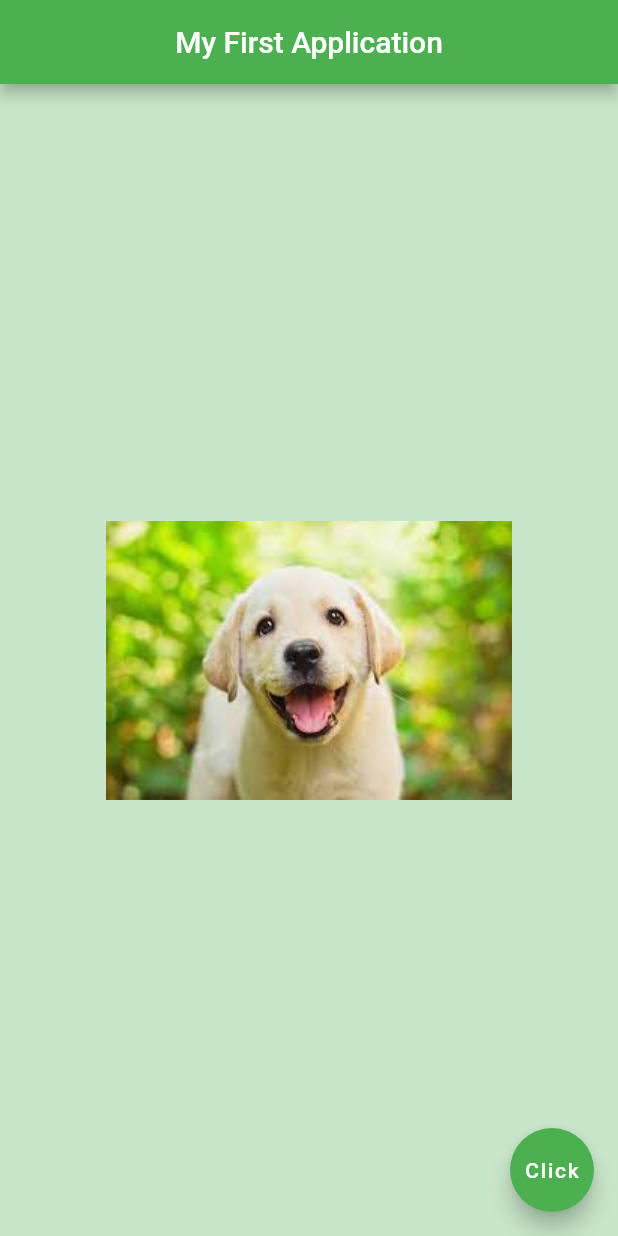
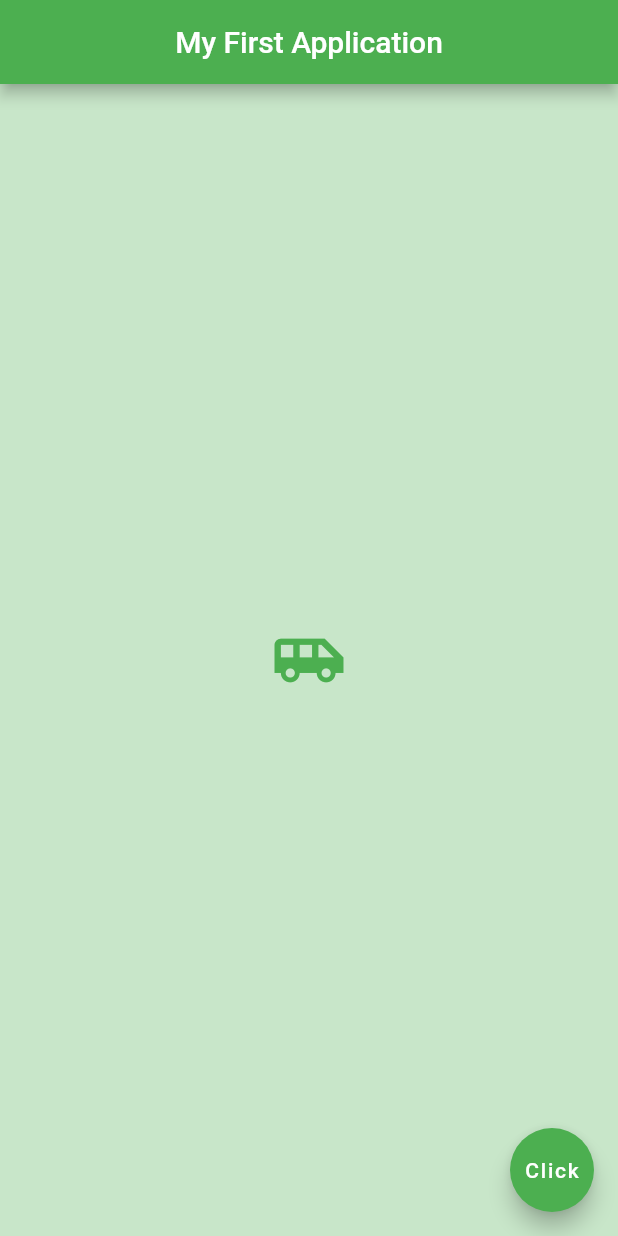
Before and after one commit to viraj-lakshitha/flutter-app-dev, a Flutter app: the screen it shows after launch, on a phone screen of 412 x 824 dp. Run offline on Flutter 3.47's test engine with Material 2 defaults, Android fonts, the phone set to English and light mode, and no system bars.

Commit message:
update : Material Design Icons

```diff
--- a/flutter-basic/first_flutter_app/lib/main.dart
+++ b/flutter-basic/first_flutter_app/lib/main.dart
@@ -15,12 +15,11 @@ class Home extends StatelessWidget { // Enable Hot-Reload
         backgroundColor: Colors.green,
       ),
       body: Center(
-        // child: Image(
-        //   // image: NetworkImage('https://www.photoshopessentials.com/newsite/wp-content/uploads/2018/08/resize-images-print-photoshop-f.jpg'),
-        //   image: AssetImage('./assets/image-2.jpg') // update pubspec.yaml file
-        //
-        // ),
-        child: Image.asset('assets/image-1.jpg'),
+        child: Icon(
+          Icons.airport_shuttle,
+          color: Colors.green,
+          size: 50.0,
+        ),
       ),
       floatingActionButton: FloatingActionButton(
         onPressed: () { print('Button Clicked !'); },
```
